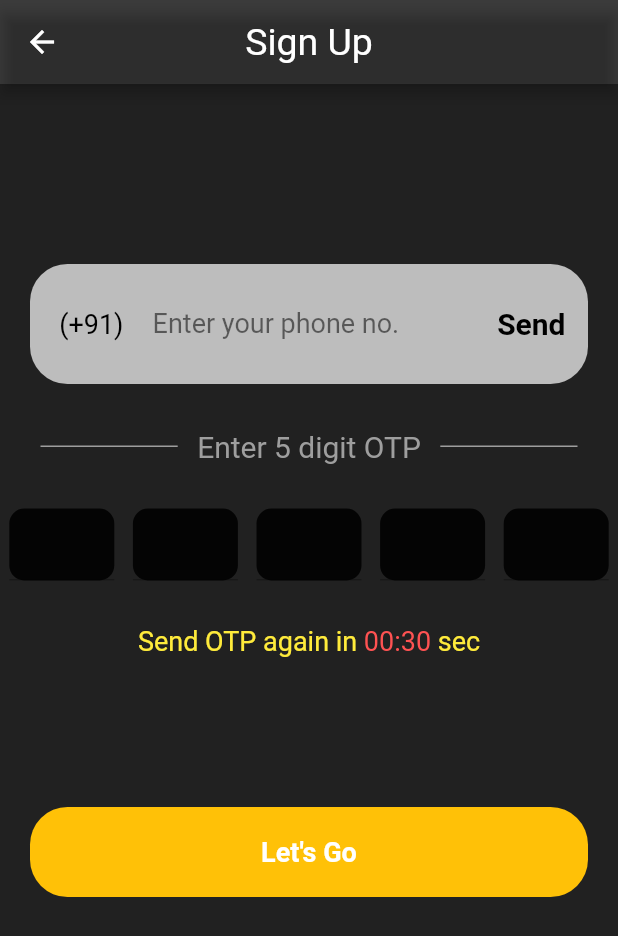
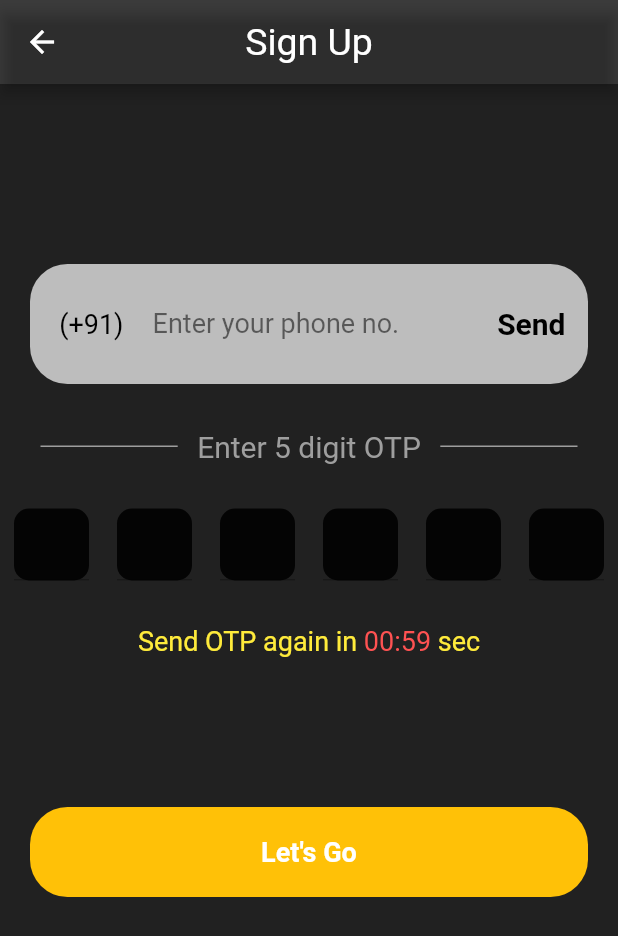
Before and after one commit to ayush-1601/todo-app, a Flutter app: the phoneAuthPage screen opened directly, on a phone screen of 412 x 824 dp. Shown: the top 936 px of the screen. Run offline on Flutter 3.47's test engine with Material 2 defaults, Android fonts, the phone set to English and light mode, and no system bars; drawn by our look-alikes of otp_text_field; our stand-ins replace firebase_auth, firebase_core, flutter_secure_storage, flutter_svg, google_sign_in; accounts and stored records are empty.

Commit message:
phone veriification completed

```diff
--- a/lib/pages/phoneAuth.dart
+++ b/lib/pages/phoneAuth.dart
@@ -1,6 +1,7 @@
 import 'dart:async';
 
 import 'package:flutter/material.dart';
+import 'package:flutter_todo/services/auth_service.dart';
 import 'package:otp_text_field/otp_text_field.dart';
 import 'package:otp_text_field/style.dart';
 
@@ -12,9 +13,13 @@
 }
 
 class _phoneAuthPageState extends State<phoneAuthPage> {
-  int start = 30;
+  int start = 59;
   bool wait = false;
   String buttonname = "Send";
+  TextEditingController phoneController = TextEditingController();
+  AuthClass authClass = AuthClass();
+  String verificationIdfinal = "";
+  String smsCode = "";
 
   @override
   Widget build(BuildContext context) {
@@ -85,24 +90,31 @@
                   style: TextStyle(fontSize: 18, color: Colors.yellow),
                 )
               ])),
-
               SizedBox(
                 height: 100,
               ),
-
-              Container(
-                height: 60,
-                width: MediaQuery.of(context).size.width - 40,
-                decoration: BoxDecoration(
-                  color: Colors.amber,
-                  borderRadius: BorderRadius.circular(25),
+              InkWell(
+                onTap: (() {
+                  authClass.signInwithPhoneNumber(
+                      verificationIdfinal, smsCode, context);
+                }),
+                child: Container(
+                  height: 60,
+                  width: MediaQuery.of(context).size.width - 40,
+                  decoration: BoxDecoration(
+                    color: Colors.amber,
+                    borderRadius: BorderRadius.circular(25),
+                  ),
+                  child: Center(
+                      child: Text(
+                    "Let's Go",
+                    style: TextStyle(
+                        fontWeight: FontWeight.w700,
+                        fontSize: 18,
+                        color: Colors.white),
+                  )),
                 ),
-
-                child: Center(child: Text("Let's Go", style: TextStyle(
-                  fontWeight: FontWeight.w700, fontSize: 18, color: Colors.white
-                ),)),
               )
-
             ],
           ),
         ),
@@ -128,9 +140,9 @@
 
   Widget otpTextField(BuildContext context) {
     return OTPTextField(
-      length: 5,
+      length: 6,
       width: MediaQuery.of(context).size.width,
-      fieldWidth: 70,
+      fieldWidth: 50,
       otpFieldStyle: OtpFieldStyle(
           backgroundColor: Colors.black87, borderColor: Colors.white70),
       style: TextStyle(fontSize: 17, color: Colors.white),
@@ -138,6 +150,9 @@
       fieldStyle: FieldStyle.underline,
       onCompleted: (pin) {
         print("Completed: " + pin);
+        setState(() {
+          smsCode = pin;
+        });
       },
     );
   }
@@ -150,6 +165,7 @@
       decoration: BoxDecoration(
           borderRadius: BorderRadius.circular(25), color: Colors.white70),
       child: TextFormField(
+        controller: phoneController,
         decoration: InputDecoration(
             border: InputBorder.none,
             hintText: "Enter your phone no.",
@@ -168,13 +184,15 @@
             suffixIcon: InkWell(
               onTap: wait
                   ? null
-                  : (() {
+                  : (() async {
                       starttimer();
                       setState(() {
                         wait = true;
                         buttonname = "Resend";
-                        start = 30;
+                        start = 59;
                       });
+                      await authClass.verifyPhoneNumber(
+                          "+91 ${phoneController.text}", context, setData);
                     }),
               child: Padding(
                 padding: EdgeInsets.symmetric(vertical: 14, horizontal: 15),
@@ -190,4 +208,10 @@
       ),
     );
   }
+
+  void setData(verificationId) {
+    setState(() {
+      verificationIdfinal = verificationId;
+    });
+  }
 }
```
Also changed, not shown: lib/services/auth_service.dart (+56 -2 lines).
